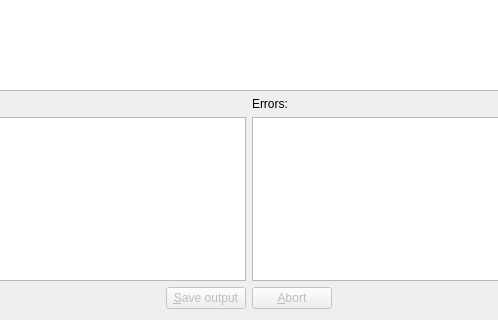
Qt form src/mkvtoolnix-gui/forms/watch_jobs/tab.ui (jpsdr/MKVToolnix-Windows-7) before a commit; both pictures show x 201 to 699 and y 273 to 593 of the 900 by 593 pixel window.
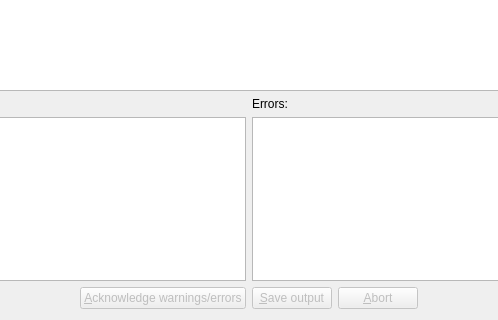
The same form after that commit.

Commit message:
GUI: watch jobs: add button for acknowleding warnings/errors
Implements #1210 and #1196.

```diff
--- a/src/mkvtoolnix-gui/forms/watch_jobs/tab.ui
+++ b/src/mkvtoolnix-gui/forms/watch_jobs/tab.ui
@@ -213,6 +213,16 @@
        </property>
       </spacer>
      </item>
+     <item>
+      <widget class="QPushButton" name="acknowledgeWarningsAndErrorsButton">
+       <property name="enabled">
+        <bool>false</bool>
+       </property>
+       <property name="text">
+        <string>&amp;Acknowledge warnings/errors</string>
+       </property>
+      </widget>
+     </item>
      <item>
       <widget class="QPushButton" name="saveOutputButton">
        <property name="enabled">
```
Left out of the diff: 8 changed lines with no effect on the pictures. The commit also changes 7 other files.
